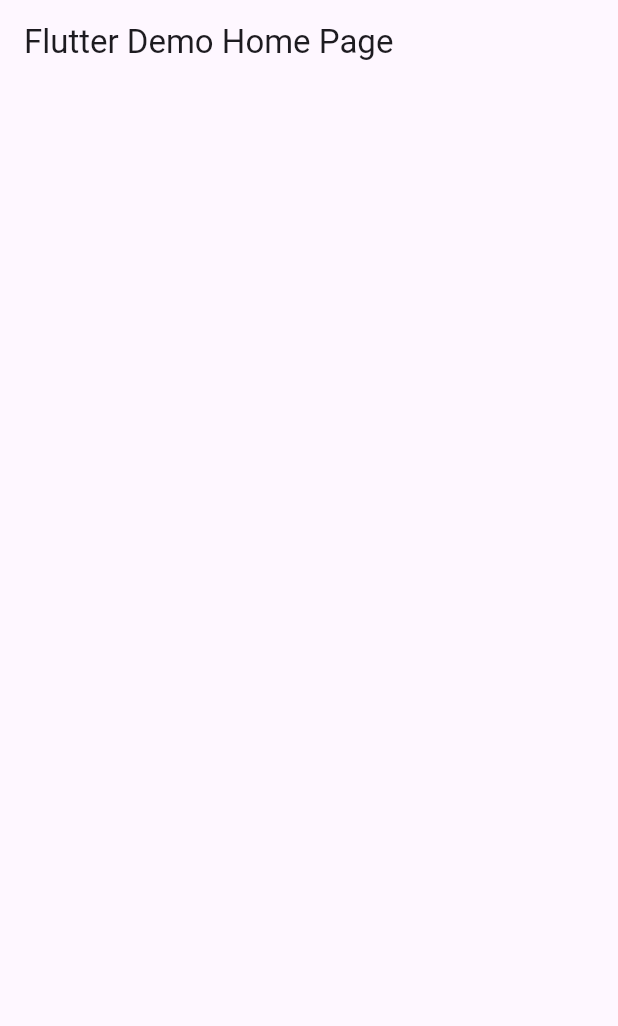
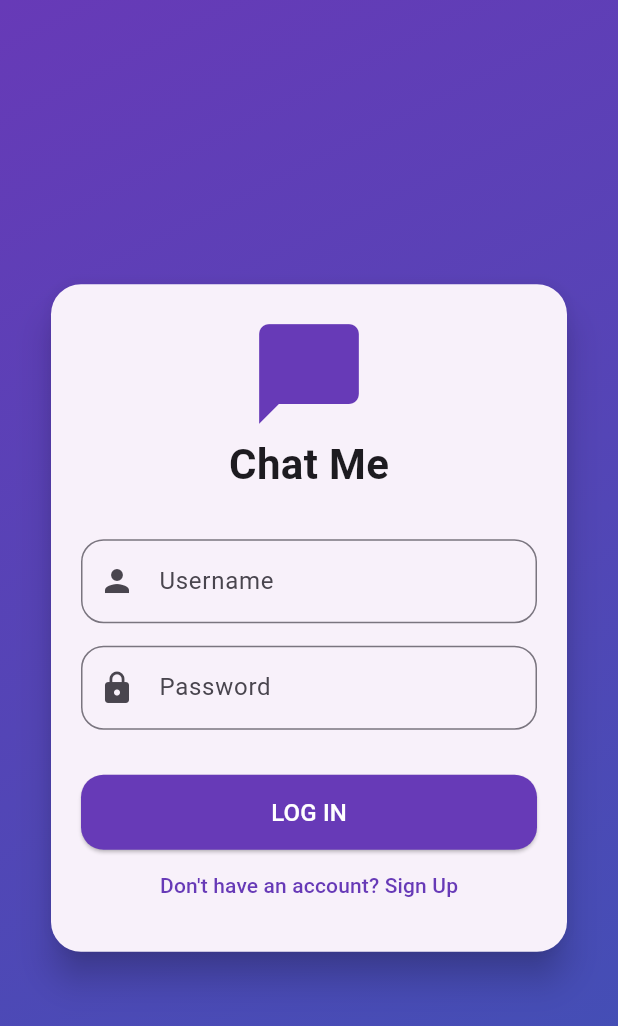
Before and after one commit to bishal-2630/MessagingApp, a Flutter app: the screen it shows after launch, on a phone screen of 412 x 824 dp. Shown: the top 1026 px of the screen. Run offline on Flutter 3.47's test engine with Material 3 defaults, Android fonts, the phone set to English and light mode, and no system bars.

Commit message:
Created login screen, signup screen, update the login  UI and updated the url and views to register the user

```diff
--- /dev/null
+++ b/frontend/lib/login_screen.dart
@@ -0,0 +1,116 @@
+import 'package:flutter/material.dart';
+import 'dart:convert';
+import 'package:http/http.dart' as http;
+import 'signup_screen.dart';
+
+class LoginScreen extends StatefulWidget {
+  const LoginScreen({super.key});
+
+  @override
+  State<LoginScreen> createState() => _LoginScreenState();
+}
+
+class _LoginScreenState extends State<LoginScreen> {
+  // 1. These variables MUST be inside the class
+  final TextEditingController _usernameController = TextEditingController();
+  final TextEditingController _passwordController = TextEditingController();
+
+  // 2. The Login Function MUST be inside the class
+  Future<void> loginUser() async {
+    final response = await http.post(
+      Uri.parse('http://10.0.2.2:8000/api/login/'),
+      headers: {'Content-Type': 'application/json'},
+      body: jsonEncode({
+        'username': _usernameController.text,
+        'password': _passwordController.text,
+      }),
+    );
+
+    if (response.statusCode == 200) {
+      final data = jsonDecode(response.body);
+      print("Success! Token: ${data['token']}");
+      ScaffoldMessenger.of(context).showSnackBar(
+        const SnackBar(content: Text('Login Successful!')),
+      );
+    } else {
+      ScaffoldMessenger.of(context).showSnackBar(
+        const SnackBar(content: Text('Invalid username or password')),
+      );
+    }
+  }
+
+  @override
+  Widget build(BuildContext context) {
+    return Scaffold(
+      body: Container(
+        decoration: const BoxDecoration(
+          gradient: LinearGradient(
+            begin: Alignment.topLeft,
+            end: Alignment.bottomRight,
+            colors: [Colors.deepPurple, Colors.indigo],
+          ),
+        ),
+        child: Center(
+          child: SingleChildScrollView(
+            padding: const EdgeInsets.all(30.0),
+            child: Card(
+              elevation: 10,
+              shape: RoundedRectangleBorder(borderRadius: BorderRadius.circular(20)),
+              child: Padding(
+                padding: const EdgeInsets.all(20.0),
+                child: Column(
+                  mainAxisSize: MainAxisSize.min,
+                  children: [
+                    const Icon(Icons.chat_bubble_rounded, size: 80, color: Colors.deepPurple),
+
+                    const Text(
+                      "Chat Me",
+                      style: TextStyle(fontSize: 28, fontWeight: FontWeight.bold),
+                    ),
+                    const SizedBox(height: 30),
+                    TextField(
+                      controller: _usernameController,
+                      decoration: InputDecoration(
+                        labelText: 'Username',
+                        prefixIcon: const Icon(Icons.person),
+                        border: OutlineInputBorder(borderRadius: BorderRadius.circular(15)),
+                      ),
+                    ),
+                    const SizedBox(height: 15),
+                    TextField(
+                      controller: _passwordController,
+                      obscureText: true,
+                      decoration: InputDecoration(
+                        labelText: 'Password',
+                        prefixIcon: const Icon(Icons.lock),
+                        border: OutlineInputBorder(borderRadius: BorderRadius.circular(15)),
+                      ),
+                    ),
+                    const SizedBox(height: 30),
+                    SizedBox(
+                      width: double.infinity,
+                      height: 50,
+                      child: ElevatedButton(
+                        onPressed: loginUser,
+                        style: ElevatedButton.styleFrom(
+                          backgroundColor: Colors.deepPurple,
+                          foregroundColor: Colors.white,
+                          shape: RoundedRectangleBorder(borderRadius: BorderRadius.circular(15)),
+                        ),
+                        child: const Text('LOG IN', style: TextStyle(fontSize: 16)),
+                      ),
+                    ),
+                    TextButton(
+                      onPressed: () => Navigator.push(context, MaterialPageRoute(builder: (context) => const SignUpScreen())),
+                      child: const Text("Don't have an account? Sign Up", style: TextStyle(color: Colors.deepPurple)),
+                    ),
+                  ],
+                ),
+              ),
+            ),
+          ),
+        ),
+      ),
+    );
+  }
+}
```
Also changed, not shown: frontend/lib/main.dart (+48 -14 lines), frontend/lib/signup_screen.dart (added, +85 -0 lines), frontend/pubspec.lock, 2 other files.
